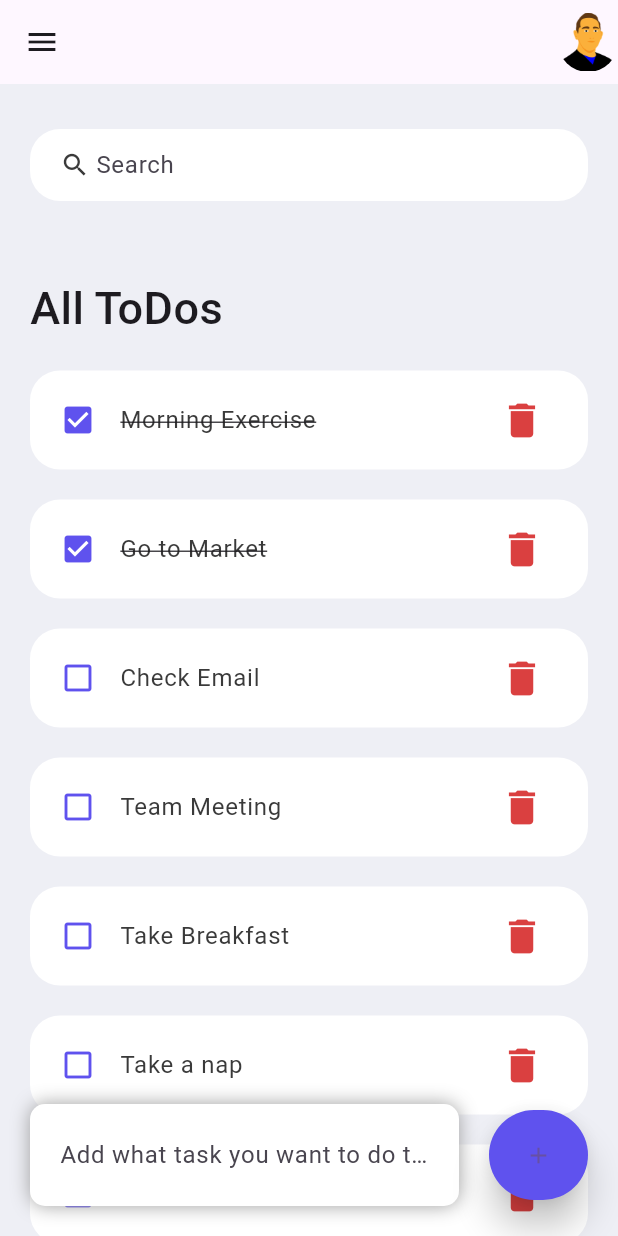
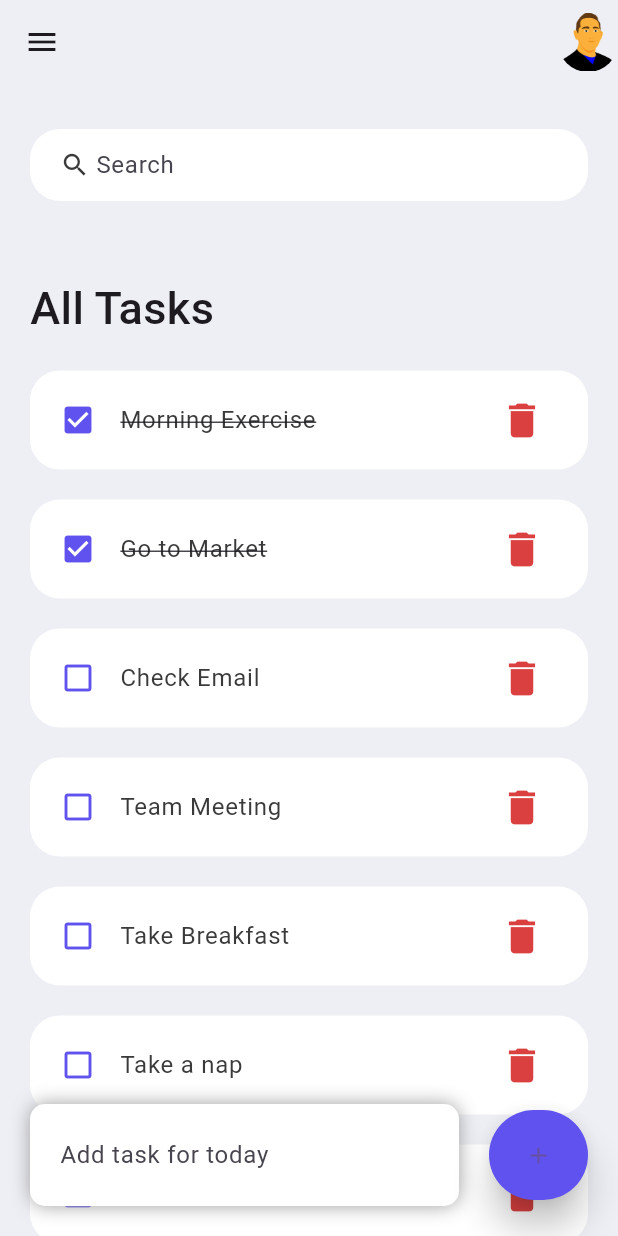
Before and after one commit to Mahdi-Pranto/Flutter_Task_manager_App, a Flutter app: the screen it shows after launch, on a phone screen of 412 x 824 dp. Run offline on Flutter 3.47's test engine with Material 3 defaults, Android fonts, the phone set to English and light mode, and no system bars.

Commit message:
ui changes

```diff
--- a/lib/screens/home.dart
+++ b/lib/screens/home.dart
@@ -31,7 +31,7 @@ class _HomeState extends State<Home> {
                 searchBox(),
                 Container(
                   margin: const EdgeInsets.only(top: 50, bottom: 20),
-                  child: const Text("All ToDos",
+                  child: const Text("All Tasks",
                       style:
                           TextStyle(fontSize: 30, fontWeight: FontWeight.w500)),
                 ),
@@ -66,20 +66,17 @@ class _HomeState extends State<Home> {
                     ],
                     borderRadius: BorderRadius.circular(10),
                   ),
-                  child: TextField(
+                  child: const TextField(
                     decoration: InputDecoration(
-                      hintText: "Add what task you want to do today",
+                      hintText: "Add task for today",
                       border: InputBorder.none,
                     ),
                   ),
                 )),
                 AnimatedContainer(
-                  duration: Duration(seconds: 1),
-                  margin: EdgeInsets.only(bottom: 20, right: 20),
+                  duration: const Duration(seconds: 1),
+                  margin: const EdgeInsets.only(bottom: 20, right: 20),
                   child: ElevatedButton(
-                    child: Icon(
-                      changedButton ? Icons.check : Icons.add,
-                    ),
                     onPressed: () async {
                       setState(() {
                         changedButton = true;
@@ -87,10 +84,13 @@ class _HomeState extends State<Home> {
                     },
                     style: ElevatedButton.styleFrom(
                         backgroundColor: changedButton
-                            ? Color.fromARGB(255, 6, 241, 18)
+                            ? const Color.fromARGB(255, 6, 241, 18)
                             : tdBlue,
-                        minimumSize: Size(60, 60),
+                        minimumSize: const Size(60, 60),
                         elevation: 10),
+                    child: Icon(
+                      changedButton ? Icons.check : Icons.add,
+                    ),
                   ),
                 )
               ],
@@ -103,35 +103,15 @@ class _HomeState extends State<Home> {
 
   AppBar _buildAppBar() {
     return AppBar(
-      // backgroundColor: tdBGColor,
-      // title: Row(
-      //   mainAxisAlignment: MainAxisAlignment.spaceBetween,
-      //   children: [
-      //     Icon(
-      //       Icons.menu,
-      //       color: tdBlack,
-      //       size: 30,
-      //     ),
-      //     Container(
-
-      //       height: 40,
-      //       width: 40,
-      //       child: ClipRRect(
-      //         child: Image.asset("assets/images/avatar.png"),
-      //         borderRadius: BorderRadius.circular(20),
-      //       ),
-      //     )
-      //   ],
-      // ),
-
+      backgroundColor: tdBGColor,
       automaticallyImplyLeading: true,
       actions: [
         Container(
           height: 40,
           width: 40,
           child: ClipRRect(
+            borderRadius: BorderRadius.circular(20),
             child: Image.asset("assets/images/avatar.png"),
-            borderRadius: BorderRadius.circular(20),
           ),
         ),
       ],
--- a/lib/screens/todo_item.dart
+++ b/lib/screens/todo_item.dart
@@ -9,7 +9,7 @@ class TodoItem extends StatelessWidget {
   @override
   Widget build(BuildContext context) {
     return Container(
-      margin: EdgeInsets.only(bottom: 20),
+      margin: const EdgeInsets.only(bottom: 20),
       child: ListTile(
         onTap: () {},
         shape: RoundedRectangleBorder(borderRadius: BorderRadius.circular(20)),
@@ -17,7 +17,7 @@ class TodoItem extends StatelessWidget {
             todo.isDone! ? Icons.check_box : Icons.check_box_outline_blank,
             color: tdBlue),
         tileColor: Colors.white,
-        contentPadding: EdgeInsets.symmetric(vertical: 5, horizontal: 20),
+        contentPadding: const EdgeInsets.symmetric(vertical: 5, horizontal: 20),
         title: Text(
           todo.todoText!,
           style: TextStyle(
@@ -30,7 +30,7 @@ class TodoItem extends StatelessWidget {
           child: IconButton(
             color: tdRed,
             iconSize: 30,
-            icon: Icon(Icons.delete),
+            icon: const Icon(Icons.delete),
             onPressed: () {},
           ),
         ),
```
Also changed, not shown: pubspec.lock, 1 other file.
